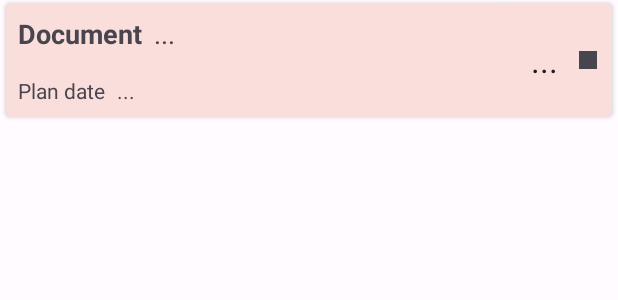
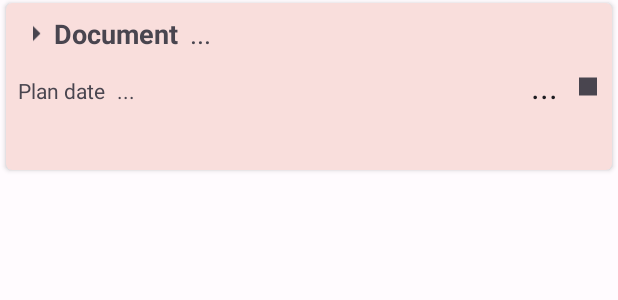
Before and after one commit to ruslan-hut/VBVRemote, an Android app: the layout element_document_planned_warn.xml on its own in the app's theme, with its tools: preview values and no code run, on a phone screen of 412 x 824 dp. Shown: the top 300 px of the screen. Run offline under Robolectric (Android 15) with nearby library versions, the phone set to English and light mode, and no system bars.

Commit message:
add: expand document content function

```diff
--- /dev/null
+++ b/app/src/main/res/drawable/baseline_arrow_drop_down_24.xml
@@ -0,0 +1,5 @@
+<vector xmlns:android="http://schemas.android.com/apk/res/android" android:height="24dp" android:tint="?attr/colorControlNormal" android:viewportHeight="24" android:viewportWidth="24" android:width="24dp">
+
+    <path android:fillColor="@android:color/white" android:pathData="M7,10l5,5 5,-5z"/>
+
+</vector>
--- /dev/null
+++ b/app/src/main/res/drawable/baseline_arrow_right_24.xml
@@ -0,0 +1,5 @@
+<vector xmlns:android="http://schemas.android.com/apk/res/android" android:autoMirrored="true" android:height="24dp" android:tint="?attr/colorControlNormal" android:viewportHeight="24" android:viewportWidth="24" android:width="24dp">
+
+    <path android:fillColor="@android:color/white" android:pathData="M10,17l5,-5 -5,-5v10z"/>
+
+</vector>
--- a/app/src/main/res/layout/element_document_planned_warn.xml
+++ b/app/src/main/res/layout/element_document_planned_warn.xml
@@ -34,6 +34,12 @@
                     android:orientation="horizontal"
                     android:padding="8dp">
 
+                    <ImageView
+                        android:id="@+id/doc_expand"
+                        android:layout_width="wrap_content"
+                        android:layout_height="match_parent"
+                        android:contentDescription="@string/expand_document_content"
+                        android:src="@drawable/baseline_arrow_right_24"/>
                     <TextView
                         android:id="@+id/doc_number"
                         android:layout_width="wrap_content"
@@ -82,6 +88,19 @@
 
                 </LinearLayout>
 
+                <LinearLayout
+                    android:id="@+id/doc_content_layout"
+                    android:layout_width="match_parent"
+                    android:layout_height="wrap_content"
+                    android:orientation="horizontal"
+                    android:padding="8dp">
+                    <TextView
+                        android:id="@+id/doc_content"
+                        android:layout_width="match_parent"
+                        android:layout_height="wrap_content"
+                        android:textAppearance="@style/TextAppearance.AppCompat.Small" />
+                </LinearLayout>
+
             </LinearLayout>
 
             <TextView
--- a/app/src/main/res/values/strings.xml
+++ b/app/src/main/res/values/strings.xml
@@ -61,4 +61,5 @@
     <string name="reset_date_time">Reset date and time?</string>
     <string name="reset">Reset</string>
     <string name="set_available_date">Copy available date and time?</string>
+    <string name="expand_document_content">Expand document content</string>
 </resources>
```
Also changed, not shown: app/src/main/java/ua/com/programmer/vbvremote/network/Document.kt (+8 -0 lines), app/src/main/java/ua/com/programmer/vbvremote/workshop/boss/ListAdapterPlan.kt (+86 -0 lines), app/src/main/res/layout/element_document_plan.xml (+29 -1 lines), app/src/main/res/layout/element_document_planned.xml (+19 -0 lines), 2 other files.
